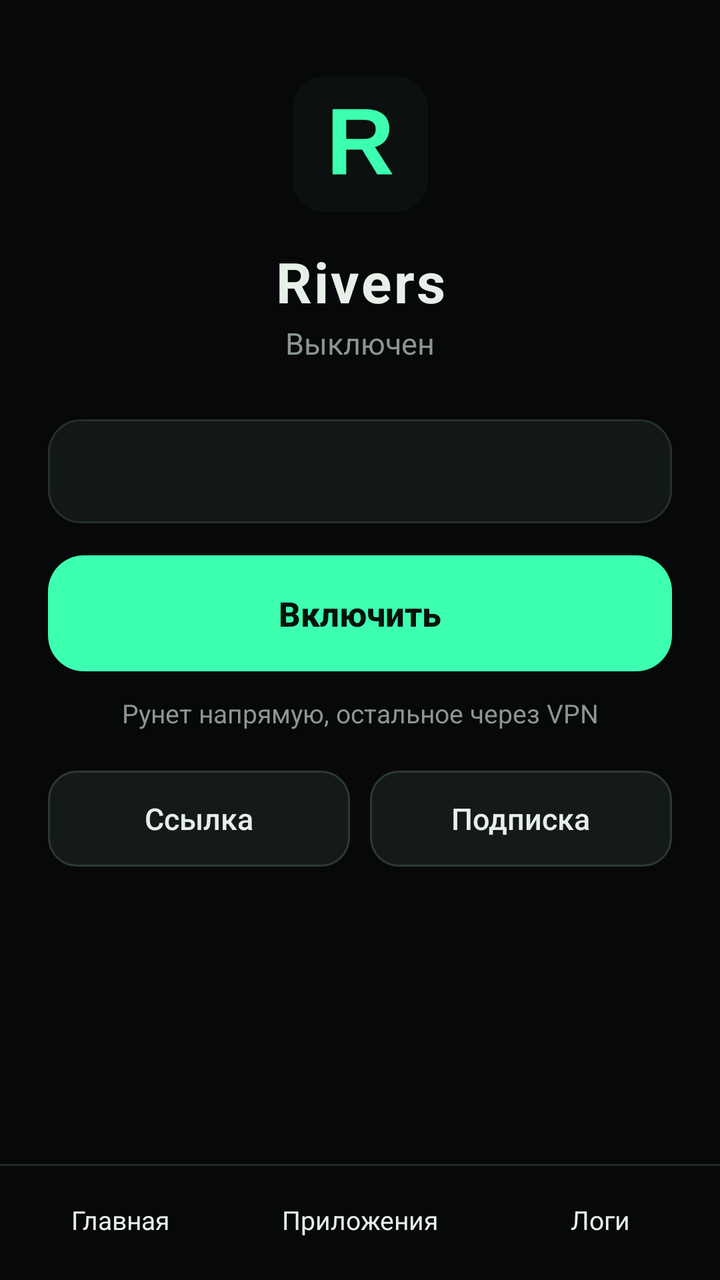
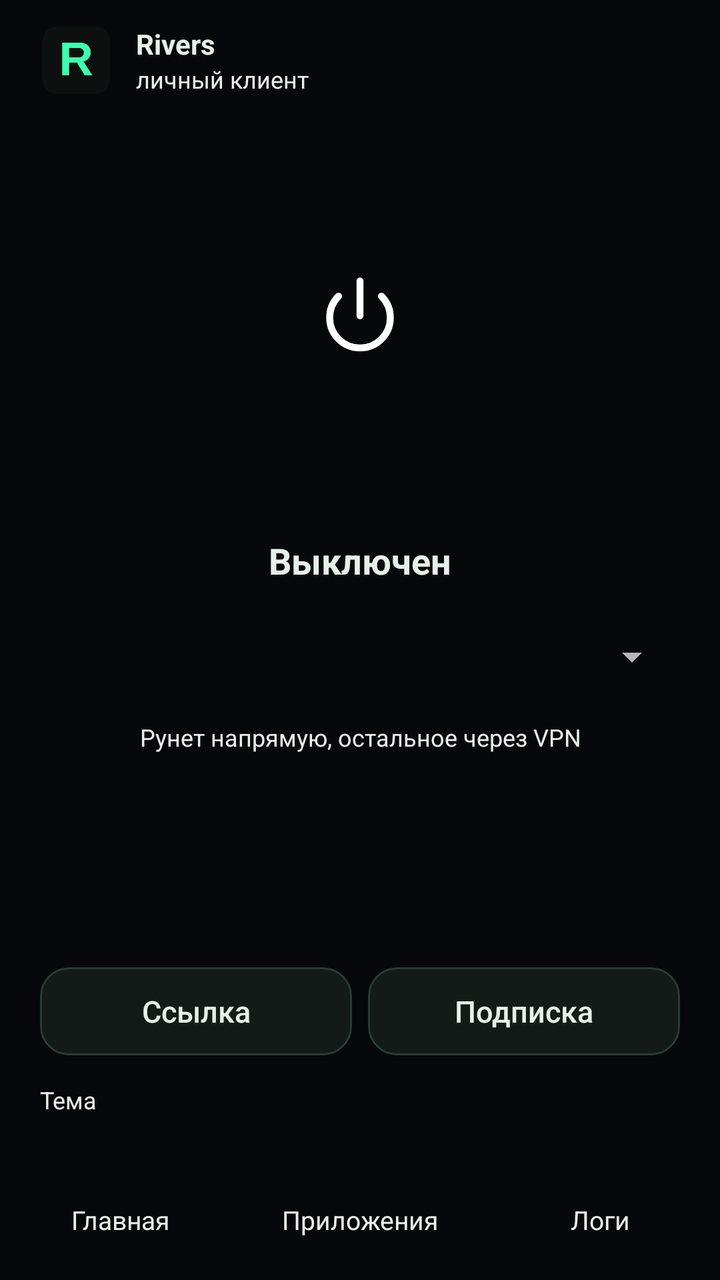

Before-and-after screenshots of an Android layout around one commit, followed by the original layout XML and the change that was made.
<!-- AndroidManifest.xml: application theme Theme.Rivers -->
<!-- res/layout/activity_main.xml -->
<?xml version="1.0" encoding="utf-8"?>
<LinearLayout xmlns:android="http://schemas.android.com/apk/res/android"
    android:layout_width="match_parent"
    android:layout_height="match_parent"
    android:fitsSystemWindows="true"
    android:orientation="vertical">

    <FrameLayout
        android:layout_width="match_parent"
        android:layout_height="0dp"
        android:layout_weight="1">

        <ScrollView
            android:id="@+id/pageHome"
            android:layout_width="match_parent"
            android:layout_height="match_parent"
            android:fillViewport="true">

            <LinearLayout
                android:layout_width="match_parent"
                android:layout_height="wrap_content"
                android:orientation="vertical"
                android:padding="24dp">

                <ImageView
                    android:layout_width="72dp"
                    android:layout_height="72dp"
                    android:layout_gravity="center_horizontal"
                    android:layout_marginTop="12dp"
                    android:contentDescription="Rivers"
                    android:src="@drawable/ic_launcher" />

                <TextView
                    android:layout_width="match_parent"
                    android:layout_height="wrap_content"
                    android:layout_marginTop="14dp"
                    android:gravity="center"
                    android:letterSpacing="0.04"
                    android:text="Rivers"
                    android:textSize="28sp"
                    android:textStyle="bold" />

                <TextView
                    android:id="@+id/status"
                    android:layout_width="match_parent"
                    android:layout_height="wrap_content"
                    android:layout_marginTop="2dp"
                    android:gravity="center"
                    android:text="Выключен"
                    android:textColor="#8B978F"
                    android:textSize="15sp" />

                <Spinner
                    android:id="@+id/servers"
                    android:layout_width="match_parent"
                    android:layout_height="52dp"
                    android:layout_marginTop="28dp"
                    android:background="@drawable/bg_card"
                    android:paddingStart="16dp"
                    android:paddingEnd="16dp"
                    android:popupBackground="#161B18" />

                <Button
                    android:id="@+id/power"
                    style="@style/Rivers.Power"
                    android:layout_width="match_parent"
                    android:layout_height="58dp"
                    android:layout_marginTop="16dp"
                    android:text="Включить" />

                <TextView
                    android:layout_width="match_parent"
                    android:layout_height="wrap_content"
                    android:layout_marginTop="12dp"
                    android:gravity="center"
                    android:text="Рунет напрямую, остальное через VPN"
                    android:textColor="#8B978F"
                    android:textSize="13sp" />

                <LinearLayout
                    android:layout_width="match_parent"
                    android:layout_height="wrap_content"
                    android:layout_marginTop="20dp"
                    android:orientation="horizontal">

                    <Button
                        android:id="@+id/addLink"
                        android:layout_width="0dp"
                        android:layout_height="48dp"
                        android:layout_weight="1"
                        android:text="Ссылка" />

                    <Button
                        android:id="@+id/addSub"
                        android:layout_width="0dp"
                        android:layout_height="48dp"
                        android:layout_marginStart="10dp"
                        android:layout_weight="1"
                        android:text="Подписка" />
                </LinearLayout>
            </LinearLayout>
        </ScrollView>

        <LinearLayout
            android:id="@+id/pageApps"
            android:layout_width="match_parent"
            android:layout_height="match_parent"
            android:orientation="vertical"
            android:paddingStart="20dp"
            android:paddingTop="18dp"
            android:paddingEnd="20dp"
            android:paddingBottom="8dp"
            android:visibility="gone">

            <TextView
                android:layout_width="match_parent"
                android:layout_height="wrap_content"
                android:text="Приложения"
                android:textSize="26sp"
                android:textStyle="bold" />

            <TextView
                android:id="@+id/appsHint"
                android:layout_width="match_parent"
                android:layout_height="wrap_content"
                android:layout_marginTop="6dp"
                android:textColor="#8B978F"
                android:textSize="13sp" />

            <LinearLayout
                android:layout_width="match_parent"
                android:layout_height="wrap_content"
                android:layout_marginTop="14dp"
                android:background="@drawable/bg_segment"
                android:orientation="horizontal"
                android:padding="4dp">

                <TextView
                    android:id="@+id/modeDirect"
                    android:layout_width="0dp"
                    android:layout_height="40dp"
                    android:layout_weight="1"
                    android:background="@drawable/bg_choice_on"
                    android:clickable="true"
                    android:focusable="true"
                    android:gravity="center"
                    android:text="Напрямую"
                    android:textColor="#07110C"
                    android:textSize="14sp"
                    android:textStyle="bold" />

                <TextView
                    android:id="@+id/modeVpn"
                    android:layout_width="0dp"
                    android:layout_height="40dp"
                    android:layout_weight="1"
                    android:background="@drawable/bg_choice_off"
                    android:clickable="true"
                    android:focusable="true"
                    android:gravity="center"
                    android:text="Через VPN"
                    android:textColor="#8B978F"
                    android:textSize="14sp"
                    android:textStyle="bold" />
            </LinearLayout>

            <EditText
                android:id="@+id/appSearch"
                android:layout_width="match_parent"
                android:layout_height="48dp"
                android:layout_marginTop="12dp"
                android:background="@drawable/bg_field"
                android:hint="Поиск"
                android:inputType="text"
                android:paddingStart="16dp"
                android:paddingEnd="16dp"
                android:textColor="#E7EFE9"
                android:textColorHint="#8B978F"
                android:textSize="15sp" />

            <ListView
                android:id="@+id/appList"
                android:layout_width="match_parent"
                android:layout_height="0dp"
                android:layout_marginTop="8dp"
                android:layout_weight="1"
                android:divider="#1C2420"
                android:dividerHeight="1dp" />
        </LinearLayout>

        <LinearLayout
            android:id="@+id/pageLogs"
            android:layout_width="match_parent"
            android:layout_height="match_parent"
            android:orientation="vertical"
            android:padding="20dp"
            android:visibility="gone">

            <LinearLayout
                android:layout_width="match_parent"
                android:layout_height="wrap_content"
                android:gravity="center_vertical"
                android:orientation="horizontal">

                <TextView
                    android:layout_width="0dp"
                    android:layout_height="wrap_content"
                    android:layout_weight="1"
                    android:text="Логи"
                    android:textSize="26sp"
                    android:textStyle="bold" />

                <Button
                    android:id="@+id/copyLogs"
                    android:layout_width="wrap_content"
                    android:layout_height="40dp"
                    android:minHeight="40dp"
                    android:text="Копировать" />
            </LinearLayout>

            <ScrollView
                android:layout_width="match_parent"
                android:layout_height="0dp"
                android:layout_marginTop="12dp"
                android:layout_weight="1"
                android:background="@drawable/bg_card"
                android:padding="14dp">

                <TextView
                    android:id="@+id/logs"
                    android:layout_width="match_parent"
                    android:layout_height="wrap_content"
                    android:fontFamily="monospace"
                    android:text="Пока пусто."
                    android:textColor="#C9D4CC"
                    android:textSize="12sp" />
            </ScrollView>
        </LinearLayout>
    </FrameLayout>

    <LinearLayout
        android:layout_width="match_parent"
        android:layout_height="wrap_content"
        android:background="@drawable/bg_tabbar"
        android:orientation="horizontal"
        android:paddingTop="4dp"
        android:paddingBottom="6dp">

        <TextView
            android:id="@+id/tabHome"
            android:layout_width="0dp"
            android:layout_height="48dp"
            android:layout_weight="1"
            android:background="?android:attr/selectableItemBackground"
            android:clickable="true"
            android:focusable="true"
            android:gravity="center"
            android:text="Главная"
            android:textSize="13sp" />

        <TextView
            android:id="@+id/tabApps"
            android:layout_width="0dp"
            android:layout_height="48dp"
            android:layout_weight="1"
            android:background="?android:attr/selectableItemBackground"
            android:clickable="true"
            android:focusable="true"
            android:gravity="center"
            android:text="Приложения"
            android:textSize="13sp" />

        <TextView
            android:id="@+id/tabLogs"
            android:layout_width="0dp"
            android:layout_height="48dp"
            android:layout_weight="1"
            android:background="?android:attr/selectableItemBackground"
            android:clickable="true"
            android:focusable="true"
            android:gravity="center"
            android:text="Логи"
            android:textSize="13sp" />
    </LinearLayout>
</LinearLayout>
<!-- resources referenced by this layout -->
<resources>
  <!-- drawable bg_card (drawable) -->
  <?xml version="1.0" encoding="utf-8"?>
  <shape xmlns:android="http://schemas.android.com/apk/res/android"
      android:shape="rectangle">
      <solid android:color="#121816" />
      <stroke
          android:width="1dp"
          android:color="#24302B" />
      <corners android:radius="16dp" />
  </shape>
  <!-- drawable bg_choice_off (drawable) -->
  <?xml version="1.0" encoding="utf-8"?>
  <shape xmlns:android="http://schemas.android.com/apk/res/android"
      android:shape="rectangle">
      <solid android:color="#00000000" />
      <corners android:radius="12dp" />
  </shape>
  <!-- drawable bg_choice_on (drawable) -->
  <?xml version="1.0" encoding="utf-8"?>
  <shape xmlns:android="http://schemas.android.com/apk/res/android"
      android:shape="rectangle">
      <solid android:color="#3DFFB0" />
      <corners android:radius="12dp" />
  </shape>
  <!-- drawable bg_field (drawable) -->
  <?xml version="1.0" encoding="utf-8"?>
  <shape xmlns:android="http://schemas.android.com/apk/res/android"
      android:shape="rectangle">
      <solid android:color="#101614" />
      <stroke
          android:width="1dp"
          android:color="#24302B" />
      <corners android:radius="14dp" />
  </shape>
  <!-- drawable bg_segment (drawable) -->
  <?xml version="1.0" encoding="utf-8"?>
  <shape xmlns:android="http://schemas.android.com/apk/res/android"
      android:shape="rectangle">
      <solid android:color="#121816" />
      <corners android:radius="16dp" />
  </shape>
  <!-- drawable bg_tabbar (drawable) -->
  <?xml version="1.0" encoding="utf-8"?>
  <layer-list xmlns:android="http://schemas.android.com/apk/res/android">
      <item>
          <shape android:shape="rectangle">
              <solid android:color="#07080A" />
          </shape>
      </item>
      <item
          android:height="1dp"
          android:gravity="top">
          <shape android:shape="rectangle">
              <solid android:color="#1E2824" />
          </shape>
      </item>
  </layer-list>
  <style name="Rivers.Power" parent="Rivers.Button">
          <item name="android:background">@drawable/bg_power</item>
          <item name="android:textColor">#07110C</item>
          <item name="android:textSize">17sp</item>
          <item name="android:textStyle">bold</item>
          <item name="android:minHeight">58dp</item>
      </style>
  <!-- drawable bg_power (drawable) -->
  <?xml version="1.0" encoding="utf-8"?>
  <ripple xmlns:android="http://schemas.android.com/apk/res/android"
      android:color="#3307110C">
      <item>
          <shape android:shape="rectangle">
              <solid android:color="#3DFFB0" />
              <corners android:radius="18dp" />
          </shape>
      </item>
  </ripple>
  <style name="Theme.Rivers.Dialog" parent="android:Theme.Material.Dialog.Alert">
          <item name="android:colorAccent">#3DFFB0</item>
          <item name="android:textColorPrimary">#E7EFE9</item>
          <item name="android:textColor">#E7EFE9</item>
          <item name="android:background">#161B18</item>
          <item name="android:windowBackground">#161B18</item>
      </style>
  <!-- drawable bg_pill (drawable) -->
  <?xml version="1.0" encoding="utf-8"?>
  <ripple xmlns:android="http://schemas.android.com/apk/res/android"
      android:color="#223DFFB0">
      <item>
          <shape android:shape="rectangle">
              <solid android:color="#141A17" />
              <stroke
                  android:width="1dp"
                  android:color="#2C3A34" />
              <corners android:radius="14dp" />
          </shape>
      </item>
  </ripple>
  <!-- unchanged entries left out for length: 3 -->
</resources>

<!-- the commit's change to res/layout/activity_main.xml (unified diff, before → after) -->
@@ -18,86 +18,152 @@
 
             <LinearLayout
                 android:layout_width="match_parent"
-                android:layout_height="wrap_content"
+                android:layout_height="match_parent"
                 android:orientation="vertical"
-                android:padding="24dp">
-
-                <ImageView
-                    android:layout_width="72dp"
-                    android:layout_height="72dp"
-                    android:layout_gravity="center_horizontal"
-                    android:layout_marginTop="12dp"
-                    android:contentDescription="Rivers"
-                    android:src="@drawable/ic_launcher" />
-
-                <TextView
-                    android:layout_width="match_parent"
-                    android:layout_height="wrap_content"
-                    android:layout_marginTop="14dp"
-                    android:gravity="center"
-                    android:letterSpacing="0.04"
-                    android:text="Rivers"
-                    android:textSize="28sp"
-                    android:textStyle="bold" />
-
-                <TextView
-                    android:id="@+id/status"
-                    android:layout_width="match_parent"
-                    android:layout_height="wrap_content"
-                    android:layout_marginTop="2dp"
-                    android:gravity="center"
-                    android:text="Выключен"
-                    android:textColor="#8B978F"
-                    android:textSize="15sp" />
-
-                <Spinner
-                    android:id="@+id/servers"
-                    android:layout_width="match_parent"
-                    android:layout_height="52dp"
-                    android:layout_marginTop="28dp"
-                    android:background="@drawable/bg_card"
-                    android:paddingStart="16dp"
-                    android:paddingEnd="16dp"
-                    android:popupBackground="#161B18" />
-
-                <Button
-                    android:id="@+id/power"
-                    style="@style/Rivers.Power"
-                    android:layout_width="match_parent"
-                    android:layout_height="58dp"
-                    android:layout_marginTop="16dp"
-                    android:text="Включить" />
-
-                <TextView
-                    android:layout_width="match_parent"
-                    android:layout_height="wrap_content"
-                    android:layout_marginTop="12dp"
-                    android:gravity="center"
-                    android:text="Рунет напрямую, остальное через VPN"
-                    android:textColor="#8B978F"
-                    android:textSize="13sp" />
+                android:paddingStart="20dp"
+                android:paddingTop="12dp"
+                android:paddingEnd="20dp"
+                android:paddingBottom="16dp">
 
                 <LinearLayout
                     android:layout_width="match_parent"
                     android:layout_height="wrap_content"
-                    android:layout_marginTop="20dp"
+                    android:gravity="center_vertical"
+                    android:orientation="horizontal">
+
+                    <ImageView
+                        android:layout_width="36dp"
+                        android:layout_height="36dp"
+                        android:contentDescription="Rivers"
+                        android:src="@drawable/ic_launcher" />
+
+                    <LinearLayout
+                        android:layout_width="wrap_content"
+                        android:layout_height="wrap_content"
+                        android:layout_marginStart="12dp"
+                        android:orientation="vertical">
+
+                        <TextView
+                            android:id="@+id/brandTitle"
+                            android:layout_width="wrap_content"
+                            android:layout_height="wrap_content"
+                            android:text="Rivers"
+                            android:textSize="14sp"
+                            android:textStyle="bold" />
+
+                        <TextView
+                            android:id="@+id/brandSub"
+                            android:layout_width="wrap_content"
+                            android:layout_height="wrap_content"
+                            android:text="личный клиент"
+                            android:textSize="12sp" />
+                    </LinearLayout>
+                </LinearLayout>
+
+                <LinearLayout
+                    android:layout_width="match_parent"
+                    android:layout_height="0dp"
+                    android:layout_weight="1"
+                    android:gravity="center_horizontal"
+                    android:orientation="vertical">
+
+                    <FrameLayout
+                        android:layout_width="200dp"
+                        android:layout_height="200dp"
+                        android:layout_marginTop="12dp">
+
+                        <View
+                            android:id="@+id/powerHalo"
+                            android:layout_width="200dp"
+                            android:layout_height="200dp" />
+
+                        <FrameLayout
+                            android:id="@+id/power"
+                            android:layout_width="176dp"
+                            android:layout_height="176dp"
+                            android:layout_gravity="center"
+                            android:clickable="true"
+                            android:focusable="true">
+
+                            <ImageView
+                                android:id="@+id/powerIcon"
+                                android:layout_width="52dp"
+                                android:layout_height="52dp"
+                                android:layout_gravity="center"
+                                android:contentDescription="Питание"
+                                android:src="@drawable/ic_power" />
+                        </FrameLayout>
+                    </FrameLayout>
+
+                    <TextView
+                        android:id="@+id/status"
+                        android:layout_width="match_parent"
+                        android:layout_height="wrap_content"
+                        android:layout_marginTop="8dp"
+                        android:gravity="center"
+                        android:text="Выключен"
+                        android:textSize="18sp"
+                        android:textStyle="bold" />
+
+                    <Spinner
+                        android:id="@+id/servers"
+                        android:layout_width="match_parent"
+                        android:layout_height="48dp"
+                        android:layout_marginTop="12dp"
+                        android:paddingStart="18dp"
+                        android:paddingEnd="18dp" />
+
+                    <TextView
+                        android:id="@+id/homeHint"
+                        android:layout_width="match_parent"
+                        android:layout_height="wrap_content"
+                        android:layout_marginTop="8dp"
+                        android:gravity="center"
+                        android:text="Рунет напрямую, остальное через VPN"
+                        android:textSize="12sp" />
+                </LinearLayout>
+
+                <LinearLayout
+                    android:layout_width="match_parent"
+                    android:layout_height="wrap_content"
                     android:orientation="horizontal">
 
                     <Button
                         android:id="@+id/addLink"
                         android:layout_width="0dp"
-                        android:layout_height="48dp"
+                        android:layout_height="44dp"
                         android:layout_weight="1"
                         android:text="Ссылка" />
 
                     <Button
                         android:id="@+id/addSub"
                         android:layout_width="0dp"
-                        android:layout_height="48dp"
-                        android:layout_marginStart="10dp"
+                        android:layout_height="44dp"
+                        android:layout_marginStart="8dp"
                         android:layout_weight="1"
                         android:text="Подписка" />
                 </LinearLayout>
+
+                <TextView
+                    android:id="@+id/themeLabel"
+                    android:layout_width="match_parent"
+                    android:layout_height="wrap_content"
+                    android:layout_marginTop="14dp"
+                    android:text="Тема"
+                    android:textSize="12sp" />
+
+                <HorizontalScrollView
+                    android:layout_width="match_parent"
+                    android:layout_height="wrap_content"
+                    android:layout_marginTop="8dp"
+                    android:scrollbars="none">
+
+                    <LinearLayout
+                        android:id="@+id/themes"
+                        android:layout_width="wrap_content"
+                        android:layout_height="wrap_content"
+                        android:orientation="horizontal" />
+                </HorizontalScrollView>
             </LinearLayout>
         </ScrollView>
 
@@ -113,6 +179,7 @@
             android:visibility="gone">
 
             <TextView
+                android:id="@+id/titleApps"
                 android:layout_width="match_parent"
                 android:layout_height="wrap_content"
                 android:text="Приложения"
@@ -128,10 +195,10 @@
                 android:textSize="13sp" />
 
             <LinearLayout
+                android:id="@+id/modeTrack"
                 android:layout_width="match_parent"
                 android:layout_height="wrap_content"
                 android:layout_marginTop="14dp"
-                android:background="@drawable/bg_segment"
                 android:orientation="horizontal"
                 android:padding="4dp">
 
@@ -203,6 +270,7 @@
                 android:orientation="horizontal">
 
                 <TextView
+                    android:id="@+id/titleLogs"
                     android:layout_width="0dp"
                     android:layout_height="wrap_content"
                     android:layout_weight="1"
@@ -219,11 +287,11 @@
             </LinearLayout>
 
             <ScrollView
+                android:id="@+id/logCard"
                 android:layout_width="match_parent"
                 android:layout_height="0dp"
                 android:layout_marginTop="12dp"
                 android:layout_weight="1"
-                android:background="@drawable/bg_card"
                 android:padding="14dp">
 
                 <TextView
@@ -239,9 +307,9 @@
     </FrameLayout>
 
     <LinearLayout
+        android:id="@+id/tabBar"
         android:layout_width="match_parent"
         android:layout_height="wrap_content"
-        android:background="@drawable/bg_tabbar"
         android:orientation="horizontal"
         android:paddingTop="4dp"
         android:paddingBottom="6dp">
<!-- resource entries referenced after the edit -->
@@ -1,15 +1,5 @@
 <!-- resources referenced by this layout -->
 <resources>
-  <!-- drawable bg_card (drawable) -->
-  <?xml version="1.0" encoding="utf-8"?>
-  <shape xmlns:android="http://schemas.android.com/apk/res/android"
-      android:shape="rectangle">
-      <solid android:color="#121816" />
-      <stroke
-          android:width="1dp"
-          android:color="#24302B" />
-      <corners android:radius="16dp" />
-  </shape>
   <!-- drawable bg_choice_off (drawable) -->
   <?xml version="1.0" encoding="utf-8"?>
   <shape xmlns:android="http://schemas.android.com/apk/res/android"
@@ -34,47 +24,26 @@
           android:color="#24302B" />
       <corners android:radius="14dp" />
   </shape>
-  <!-- drawable bg_segment (drawable) -->
+  <!-- drawable ic_power (drawable) -->
   <?xml version="1.0" encoding="utf-8"?>
-  <shape xmlns:android="http://schemas.android.com/apk/res/android"
-      android:shape="rectangle">
-      <solid android:color="#121816" />
-      <corners android:radius="16dp" />
-  </shape>
-  <!-- drawable bg_tabbar (drawable) -->
-  <?xml version="1.0" encoding="utf-8"?>
-  <layer-list xmlns:android="http://schemas.android.com/apk/res/android">
-      <item>
-          <shape android:shape="rectangle">
-              <solid android:color="#07080A" />
-          </shape>
-      </item>
-      <item
-          android:height="1dp"
-          android:gravity="top">
-          <shape android:shape="rectangle">
-              <solid android:color="#1E2824" />
-          </shape>
-      </item>
-  </layer-list>
-  <style name="Rivers.Power" parent="Rivers.Button">
-          <item name="android:background">@drawable/bg_power</item>
-          <item name="android:textColor">#07110C</item>
-          <item name="android:textSize">17sp</item>
-          <item name="android:textStyle">bold</item>
-          <item name="android:minHeight">58dp</item>
-      </style>
-  <!-- drawable bg_power (drawable) -->
-  <?xml version="1.0" encoding="utf-8"?>
-  <ripple xmlns:android="http://schemas.android.com/apk/res/android"
-      android:color="#3307110C">
-      <item>
-          <shape android:shape="rectangle">
-              <solid android:color="#3DFFB0" />
-              <corners android:radius="18dp" />
-          </shape>
-      </item>
-  </ripple>
+  <vector xmlns:android="http://schemas.android.com/apk/res/android"
+      android:width="24dp"
+      android:height="24dp"
+      android:viewportWidth="24"
+      android:viewportHeight="24">
+      <path
+          android:fillColor="#00000000"
+          android:pathData="M12,3v8"
+          android:strokeWidth="1.6"
+          android:strokeColor="#FFFFFF"
+          android:strokeLineCap="round" />
+      <path
+          android:fillColor="#00000000"
+          android:pathData="M7.05,6.5a7,7 0 1,0 9.9,0"
+          android:strokeWidth="1.6"
+          android:strokeColor="#FFFFFF"
+          android:strokeLineCap="round" />
+  </vector>
   <style name="Theme.Rivers.Dialog" parent="android:Theme.Material.Dialog.Alert">
           <item name="android:colorAccent">#3DFFB0</item>
           <item name="android:textColorPrimary">#E7EFE9</item>
